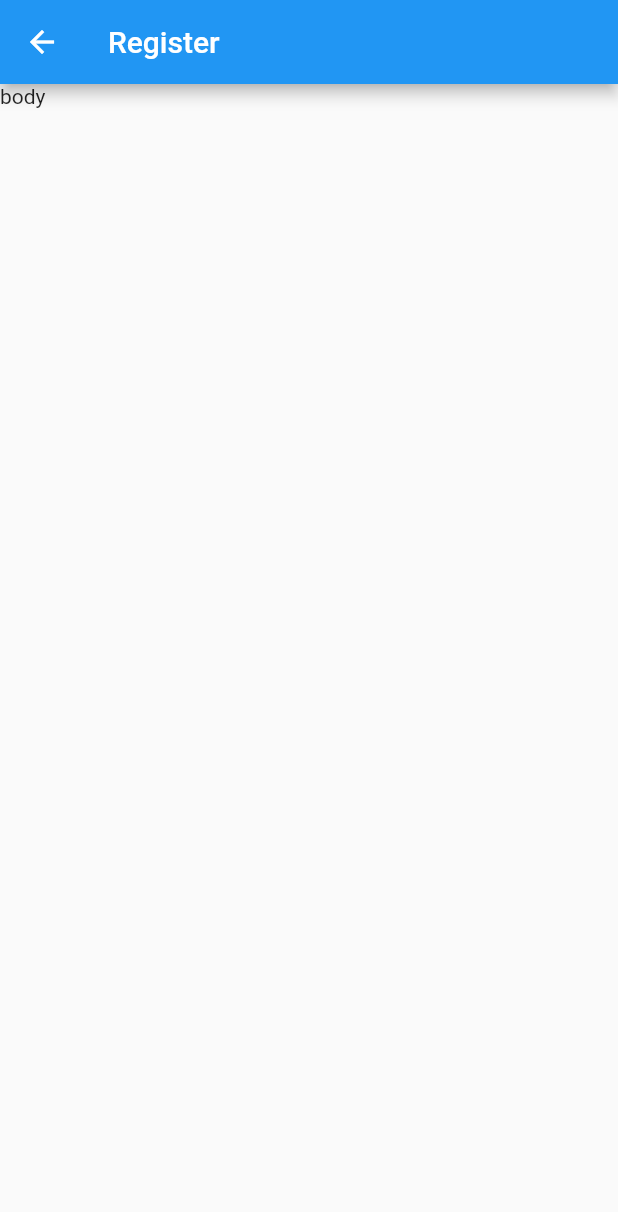
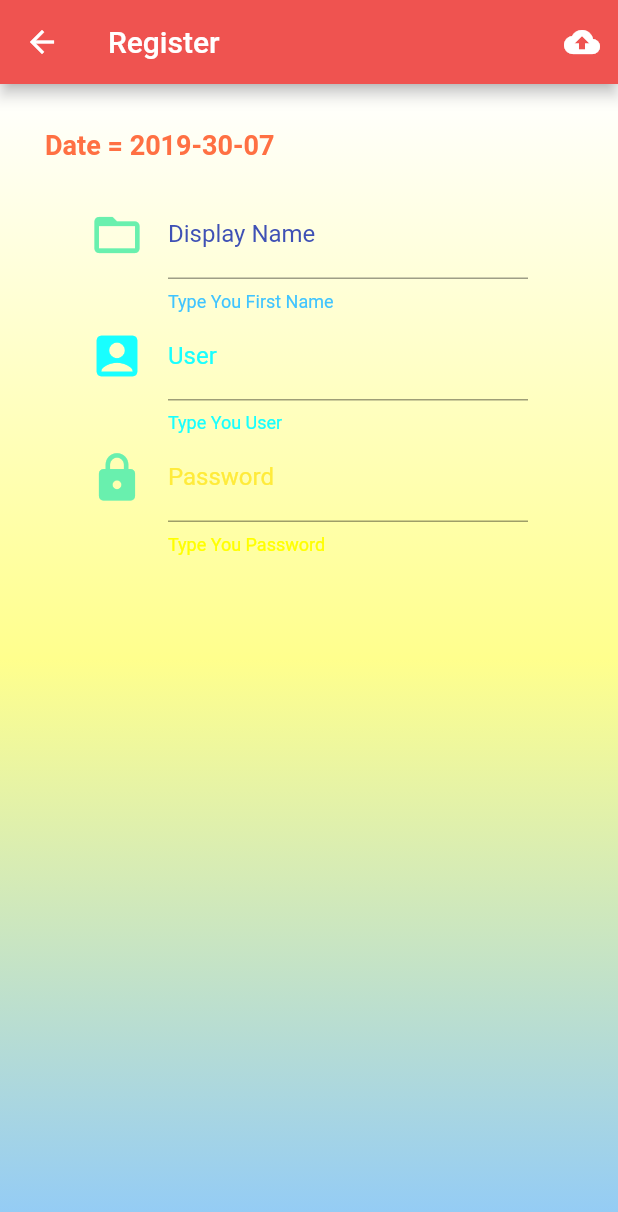
Before and after one commit to Sarunyou22/Pakk, a Flutter app: the Register screen opened directly, on a phone screen of 412 x 824 dp. Shown: the top 1212 px of the screen. Run offline on Flutter 3.47's test engine with Material 2 defaults, Android fonts, the phone set to English and light mode, and no system bars.

Commit message:
design interface Register  completed

```diff
--- a/lib/screens/register.dart
+++ b/lib/screens/register.dart
@@ -1,4 +1,6 @@
 import 'package:flutter/material.dart';
+import 'package:pakk/utility/my_style.dart';
+import 'package:intl/intl.dart';
 
 class Register extends StatefulWidget {
   @override
@@ -6,13 +8,120 @@ class Register extends StatefulWidget {
 }
 
 class _RegisterState extends State<Register> {
+  // Field
+
+  // Method
+  Widget nameText() {
+    return Container(
+      margin: EdgeInsets.only(left: 30.0, right: 30.0),
+      child: TextFormField(
+        decoration: InputDecoration(
+          icon: Icon(
+            Icons.folder_open,
+            size: 36.0,
+            color: Colors.greenAccent,
+          ),
+          labelText: 'Display Name',
+          labelStyle: TextStyle(color: Colors.indigo),
+          helperText: 'Type You First Name',
+          helperStyle: TextStyle(color: Colors.lightBlueAccent),
+          hintText: 'English Only',
+        ),
+      ),
+    );
+  }
+
+  Widget userText() {
+    return Container(
+      margin: EdgeInsets.only(left: 30.0, right: 30.0),
+      child: TextFormField(
+        decoration: InputDecoration(
+          icon: Icon(
+            Icons.account_box,
+            size: 36.0,
+            color: Colors.cyanAccent,
+          ),
+          labelText: 'User',
+          labelStyle: TextStyle(color: Colors.cyanAccent),
+          helperText: 'Type You User',
+          helperStyle: TextStyle(color: Colors.cyanAccent),
+          hintText: 'English Only',
+        ),
+      ),
+    );
+  }
+
+  Widget passwordText() {
+    return Container(
+      margin: EdgeInsets.only(left: 30.0, right: 30.0),
+      child: TextFormField(
+        obscureText: true,
+        decoration: InputDecoration(
+          icon: Icon(
+            Icons.lock,
+            size: 36.0,
+            color: Colors.greenAccent,
+          ),
+          labelText: 'Password',
+          labelStyle: TextStyle(color: Colors.yellow),
+          helperText: 'Type You Password',
+          helperStyle: TextStyle(color: Colors.yellowAccent),
+          hintText: 'English Only',
+        ),
+      ),
+    );
+  }
+
+  Widget showCurrentDate() {
+    DateTime dateTime = DateTime.now();
+    print('DateTime = $dateTime');
+
+    String dateString = DateFormat('yyyy-mm-dd').format(dateTime);
+    print('DateTime = $dateString');
+
+    return Text(
+      'Date = $dateString',
+      style: MyStyle().myTextStyleH2,
+    );
+  }
+
+  Widget registerButton() {
+    return IconButton(
+      tooltip: 'Upload Now',
+      icon: Icon(Icons.cloud_upload),
+      onPressed: () {},
+    );
+  }
+
   @override
   Widget build(BuildContext context) {
     return Scaffold(
       appBar: AppBar(
+        backgroundColor: MyStyle().textColor,
         title: Text('Register'),
+        actions: <Widget>[registerButton()],
       ),
-      body: Text('body'),
+      body: Container(
+        decoration: BoxDecoration(
+          gradient: LinearGradient(
+            colors: [Colors.white, Colors.yellowAccent[100], MyStyle().mainColor],
+            begin: Alignment.topCenter,
+            end: Alignment.bottomCenter,
+          ),
+        ),
+        child: ListView(
+          padding: EdgeInsets.all(30.0),
+          children: <Widget>[
+            showCurrentDate(),
+            SizedBox(
+              height: 20.0,
+            ),
+            nameText(),
+            userText(),
+            passwordText(),
+          ],
+        ),
+      ),
     );
   }
 }
--- a/lib/utility/my_style.dart
+++ b/lib/utility/my_style.dart
@@ -1,21 +1,23 @@
 import 'package:flutter/material.dart';
 
-
-
 class MyStyle {
-
   double h1 = 30.0, h2 = 18.0;
   Color textColor = Colors.red[400];
-  Color mainColor = Colors.orangeAccent[400];
+  Color mainColor = Colors.blue[200];
   String nameFont = 'Pattaya';
   String nameApp = 'pakk';
 
   EdgeInsetsGeometry myPadding = EdgeInsets.all(20.0);
 
   TextStyle myWhiteTextStyle = TextStyle(color: Colors.white);
+  TextStyle myTextStyleH2 = TextStyle(
+    color: Colors.deepOrange[400],
+    fontSize: 18.0,
+    fontWeight: FontWeight.bold,
+  );
 
-  ShapeBorder curveButton = RoundedRectangleBorder(borderRadius: BorderRadius.circular(30.0));
+  ShapeBorder curveButton =
+      RoundedRectangleBorder(borderRadius: BorderRadius.circular(30.0));
 
   MyStyle();
-
 }
--- a/pubspec.yaml
+++ b/pubspec.yaml
@@ -23,6 +23,7 @@ dependencies:
   # The following adds the Cupertino Icons font to your application.
   # Use with the CupertinoIcons class for iOS style icons.
   cupertino_icons: ^0.1.2
+  intl: ^0.16.0
 
 dev_dependencies:
   flutter_test:
```
Also changed, not shown: pubspec.lock.
